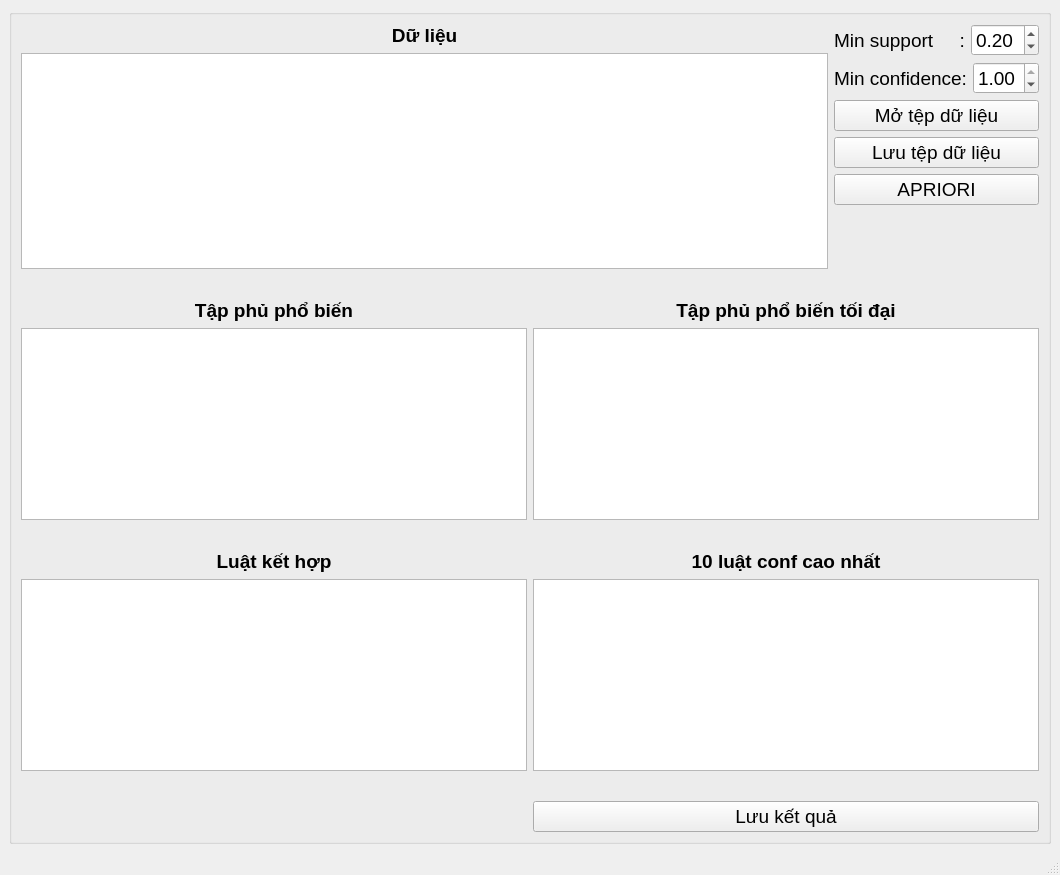
First picture: the form in FindingStrongRulesUsingApriori/GUI.ui, repository NghiLamPhuc/Datamining., before the edit.
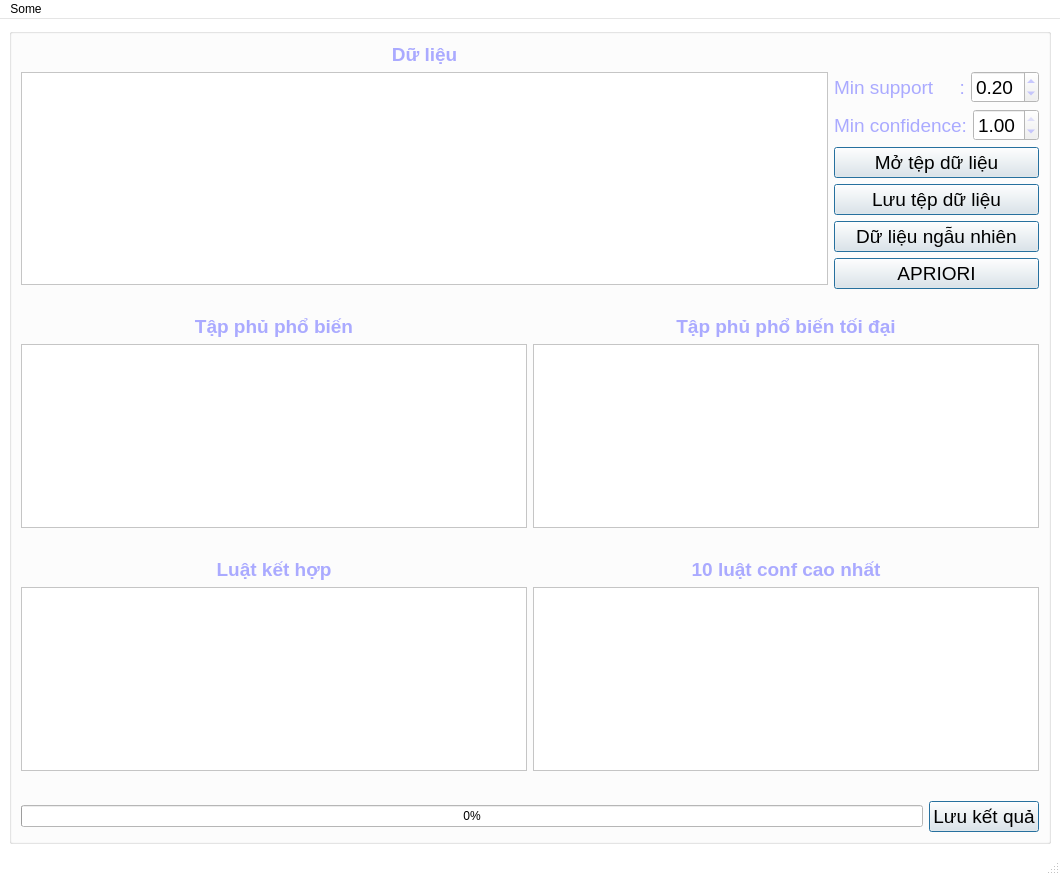
Second picture: the form after the edit.

Commit message: Thêm chút xíu.

```diff
--- a/FindingStrongRulesUsingApriori/GUI.ui
+++ b/FindingStrongRulesUsingApriori/GUI.ui
@@ -10,13 +10,471 @@
     <height>875</height>
    </rect>
   </property>
+  <property name="palette">
+   <palette>
+    <active>
+     <colorrole role="WindowText">
+      <brush brushstyle="SolidPattern">
+       <color alpha="255">
+        <red>170</red>
+        <green>170</green>
+        <blue>255</blue>
+       </color>
+      </brush>
+     </colorrole>
+     <colorrole role="Button">
+      <brush brushstyle="SolidPattern">
+       <color alpha="255">
+        <red>255</red>
+        <green>255</green>
+        <blue>255</blue>
+       </color>
+      </brush>
+     </colorrole>
+     <colorrole role="Light">
+      <brush brushstyle="SolidPattern">
+       <color alpha="255">
+        <red>255</red>
+        <green>255</green>
+        <blue>255</blue>
+       </color>
+      </brush>
+     </colorrole>
+     <colorrole role="Midlight">
+      <brush brushstyle="SolidPattern">
+       <color alpha="255">
+        <red>255</red>
+        <green>255</green>
+        <blue>255</blue>
+       </color>
+      </brush>
+     </colorrole>
+     <colorrole role="Dark">
+      <brush brushstyle="SolidPattern">
+       <color alpha="255">
+        <red>127</red>
+        <green>127</green>
+        <blue>127</blue>
+       </color>
+      </brush>
+     </colorrole>
+     <colorrole role="Mid">
+      <brush brushstyle="SolidPattern">
+       <color alpha="255">
+        <red>170</red>
+        <green>170</green>
+        <blue>170</blue>
+       </color>
+      </brush>
+     </colorrole>
+     <colorrole role="Text">
+      <brush brushstyle="SolidPattern">
+       <color alpha="255">
+        <red>0</red>
+        <green>0</green>
+        <blue>0</blue>
+       </color>
+      </brush>
+     </colorrole>
+     <colorrole role="BrightText">
+      <brush brushstyle="SolidPattern">
+       <color alpha="255">
+        <red>255</red>
+        <green>255</green>
+        <blue>255</blue>
+       </color>
+      </brush>
+     </colorrole>
+     <colorrole role="ButtonText">
+      <brush brushstyle="SolidPattern">
+       <color alpha="255">
+        <red>0</red>
+        <green>0</green>
+        <blue>0</blue>
+       </color>
+      </brush>
+     </colorrole>
+     <colorrole role="Base">
+      <brush brushstyle="SolidPattern">
+       <color alpha="255">
+        <red>255</red>
+        <green>255</green>
+        <blue>255</blue>
+       </color>
+      </brush>
+     </colorrole>
+     <colorrole role="Window">
+      <brush brushstyle="SolidPattern">
+       <color alpha="255">
+        <red>255</red>
+        <green>255</green>
+        <blue>255</blue>
+       </color>
+      </brush>
+     </colorrole>
+     <colorrole role="Shadow">
+      <brush brushstyle="SolidPattern">
+       <color alpha="255">
+        <red>0</red>
+        <green>0</green>
+        <blue>0</blue>
+       </color>
+      </brush>
+     </colorrole>
+     <colorrole role="AlternateBase">
+      <brush brushstyle="SolidPattern">
+       <color alpha="255">
+        <red>255</red>
+        <green>255</green>
+        <blue>255</blue>
+       </color>
+      </brush>
+     </colorrole>
+     <colorrole role="ToolTipBase">
+      <brush brushstyle="SolidPattern">
+       <color alpha="255">
+        <red>255</red>
+        <green>255</green>
+        <blue>220</blue>
+       </color>
+      </brush>
+     </colorrole>
+     <colorrole role="ToolTipText">
+      <brush brushstyle="SolidPattern">
+       <color alpha="255">
+        <red>0</red>
+        <green>0</green>
+        <blue>0</blue>
+       </color>
+      </brush>
+     </colorrole>
+    </active>
+    <inactive>
+     <colorrole role="WindowText">
+      <brush brushstyle="SolidPattern">
+       <color alpha="255">
+        <red>170</red>
+        <green>170</green>
+        <blue>255</blue>
+       </color>
+      </brush>
+     </colorrole>
+     <colorrole role="Button">
+      <brush brushstyle="SolidPattern">
+       <color alpha="255">
+        <red>255</red>
+        <green>255</green>
+        <blue>255</blue>
+       </color>
+      </brush>
+     </colorrole>
+     <colorrole role="Light">
+      <brush brushstyle="SolidPattern">
+       <color alpha="255">
+        <red>255</red>
+        <green>255</green>
+        <blue>255</blue>
+       </color>
+      </brush>
+     </colorrole>
+     <colorrole role="Midlight">
+      <brush brushstyle="SolidPattern">
+       <color alpha="255">
+        <red>255</red>
+        <green>255</green>
+        <blue>255</blue>
+       </color>
+      </brush>
+     </colorrole>
+     <colorrole role="Dark">
+      <brush brushstyle="SolidPattern">
+       <color alpha="255">
+        <red>127</red>
+        <green>127</green>
+        <blue>127</blue>
+       </color>
+      </brush>
+     </colorrole>
+     <colorrole role="Mid">
+      <brush brushstyle="SolidPattern">
+       <color alpha="255">
+        <red>170</red>
+        <green>170</green>
+        <blue>170</blue>
+       </color>
+      </brush>
+     </colorrole>
+     <colorrole role="Text">
+      <brush brushstyle="SolidPattern">
+       <color alpha="255">
+        <red>0</red>
+        <green>0</green>
+        <blue>0</blue>
+       </color>
+      </brush>
+     </colorrole>
+     <colorrole role="BrightText">
+      <brush brushstyle="SolidPattern">
+       <color alpha="255">
+        <red>255</red>
+        <green>255</green>
+        <blue>255</blue>
+       </color>
+      </brush>
+     </colorrole>
+     <colorrole role="ButtonText">
+      <brush brushstyle="SolidPattern">
+       <color alpha="255">
+        <red>0</red>
+        <green>0</green>
+        <blue>0</blue>
+       </color>
+      </brush>
+     </colorrole>
+     <colorrole role="Base">
+      <brush brushstyle="SolidPattern">
+       <color alpha="255">
+        <red>255</red>
+        <green>255</green>
+        <blue>255</blue>
+       </color>
+      </brush>
+     </colorrole>
+     <colorrole role="Window">
+      <brush brushstyle="SolidPattern">
+       <color alpha="255">
+        <red>255</red>
+        <green>255</green>
+        <blue>255</blue>
+       </color>
+      </brush>
+     </colorrole>
+     <colorrole role="Shadow">
+      <brush brushstyle="SolidPattern">
+       <color alpha="255">
+        <red>0</red>
+        <green>0</green>
+        <blue>0</blue>
+       </color>
+      </brush>
+     </colorrole>
+     <colorrole role="AlternateBase">
+      <brush brushstyle="SolidPattern">
+       <color alpha="255">
+        <red>255</red>
+        <green>255</green>
+        <blue>255</blue>
+       </color>
+      </brush>
+     </colorrole>
+     <colorrole role="ToolTipBase">
+      <brush brushstyle="SolidPattern">
+       <color alpha="255">
+        <red>255</red>
+        <green>255</green>
+        <blue>220</blue>
+       </color>
+      </brush>
+     </colorrole>
+     <colorrole role="ToolTipText">
+      <brush brushstyle="SolidPattern">
+       <color alpha="255">
+        <red>0</red>
+        <green>0</green>
+        <blue>0</blue>
+       </color>
+      </brush>
+     </colorrole>
+    </inactive>
+    <disabled>
+     <colorrole role="WindowText">
+      <brush brushstyle="SolidPattern">
+       <color alpha="255">
+        <red>127</red>
+        <green>127</green>
+        <blue>127</blue>
+       </color>
+      </brush>
+     </colorrole>
+     <colorrole role="Button">
+      <brush brushstyle="SolidPattern">
+       <color alpha="255">
+        <red>255</red>
+        <green>255</green>
+        <blue>255</blue>
+       </color>
+      </brush>
+     </colorrole>
+     <colorrole role="Light">
+      <brush brushstyle="SolidPattern">
+       <color alpha="255">
+        <red>255</red>
+        <green>255</green>
+        <blue>255</blue>
+       </color>
+      </brush>
+     </colorrole>
+     <colorrole role="Midlight">
+      <brush brushstyle="SolidPattern">
+       <color alpha="255">
+        <red>255</red>
+        <green>255</green>
+        <blue>255</blue>
+       </color>
+      </brush>
+     </colorrole>
+     <colorrole role="Dark">
+      <brush brushstyle="SolidPattern">
+       <color alpha="255">
+        <red>127</red>
+        <green>127</green>
+        <blue>127</blue>
+       </color>
+      </brush>
+     </colorrole>
+     <colorrole role="Mid">
+      <brush brushstyle="SolidPattern">
+       <color alpha="255">
+        <red>170</red>
+        <green>170</green>
+        <blue>170</blue>
+       </color>
+      </brush>
+     </colorrole>
+     <colorrole role="Text">
+      <brush brushstyle="SolidPattern">
+       <color alpha="255">
+        <red>127</red>
+        <green>127</green>
+        <blue>127</blue>
+       </color>
+      </brush>
+     </colorrole>
+     <colorrole role="BrightText">
+      <brush brushstyle="SolidPattern">
+       <color alpha="255">
+        <red>255</red>
+        <green>255</green>
+        <blue>255</blue>
+       </color>
+      </brush>
+     </colorrole>
+     <colorrole role="ButtonText">
+      <brush brushstyle="SolidPattern">
+       <color alpha="255">
+        <red>127</red>
+        <green>127</green>
+        <blue>127</blue>
+       </color>
+      </brush>
+     </colorrole>
+     <colorrole role="Base">
+      <brush brushstyle="SolidPattern">
+       <color alpha="255">
+        <red>255</red>
+        <green>255</green>
+        <blue>255</blue>
+       </color>
+      </brush>
+     </colorrole>
+     <colorrole role="Window">
+      <brush brushstyle="SolidPattern">
+       <color alpha="255">
+        <red>255</red>
+        <green>255</green>
+        <blue>255</blue>
+       </color>
+      </brush>
+     </colorrole>
+     <colorrole role="Shadow">
+      <brush brushstyle="SolidPattern">
+       <color alpha="255">
+        <red>0</red>
+        <green>0</green>
+        <blue>0</blue>
+       </color>
+      </brush>
+     </colorrole>
+     <colorrole role="AlternateBase">
+      <brush brushstyle="SolidPattern">
+       <color alpha="255">
+        <red>255</red>
+        <green>255</green>
+        <blue>255</blue>
+       </color>
+      </brush>
+     </colorrole>
+     <colorrole role="ToolTipBase">
+      <brush brushstyle="SolidPattern">
+       <color alpha="255">
+        <red>255</red>
+        <green>255</green>
+        <blue>220</blue>
+       </color>
+      </brush>
+     </colorrole>
+     <colorrole role="ToolTipText">
+      <brush brushstyle="SolidPattern">
+       <color alpha="255">
+        <red>0</red>
+        <green>0</green>
+        <blue>0</blue>
+       </color>
+      </brush>
+     </colorrole>
+    </disabled>
+   </palette>
+  </property>
   <property name="windowTitle">
-   <string>MainWindow</string>
+   <string>KHAI PHÁ LUẬT KẾT HỢP BẰNG APRIORI</string>
+  </property>
+  <property name="toolButtonStyle">
+   <enum>Qt::ToolButtonIconOnly</enum>
+  </property>
+  <property name="tabShape">
+   <enum>QTabWidget::Triangular</enum>
   </property>
   <widget class="QWidget" name="centralwidget">
    <layout class="QGridLayout" name="gridLayout">
     <item row="0" column="1" rowspan="2">
      <widget class="QGroupBox" name="groupBox">
+      <property name="palette">
+       <palette>
+        <active>
+         <colorrole role="Button">
+          <brush brushstyle="SolidPattern">
+           <color alpha="255">
+            <red>170</red>
+            <green>170</green>
+            <blue>255</blue>
+           </color>
+          </brush>
+         </colorrole>
+        </active>
+        <inactive>
+         <colorrole role="Button">
+          <brush brushstyle="SolidPattern">
+           <color alpha="255">
+            <red>240</red>
+            <green>240</green>
+            <blue>240</blue>
+           </color>
+          </brush>
+         </colorrole>
+        </inactive>
+        <disabled>
+         <colorrole role="Button">
+          <brush brushstyle="SolidPattern">
+           <color alpha="255">
+            <red>240</red>
+            <green>240</green>
+            <blue>240</blue>
+           </color>
+          </brush>
+         </colorrole>
+        </disabled>
+       </palette>
+      </property>
       <property name="title">
        <string/>
       </property>
@@ -77,6 +535,18 @@
          </item>
          <item>
           <layout class="QVBoxLayout" name="verticalLayout">
+           <item>
+            <widget class="QLabel" name="labelLogo">
+             <property name="font">
+              <font>
+               <pointsize>14</pointsize>
+              </font>
+             </property>
+             <property name="text">
+              <string/>
+             </property>
+            </widget>
+           </item>
            <item>
             <layout class="QHBoxLayout" name="horizontalLayout">
              <item>
@@ -160,6 +630,12 @@
                <property name="text">
                 <string>Mở tệp dữ liệu</string>
                </property>
+               <property name="default">
+                <bool>true</bool>
+               </property>
+               <property name="flat">
+                <bool>false</bool>
+               </property>
               </widget>
              </item>
              <item>
@@ -175,6 +651,30 @@
                <property name="text">
                 <string>Lưu tệp dữ liệu</string>
                </property>
+               <property name="default">
+                <bool>true</bool>
+               </property>
+               <property name="flat">
+                <bool>false</bool>
+               </property>
+              </widget>
+             </item>
+             <item>
+              <widget class="QPushButton" name="btnGenerateData">
+               <property name="font">
+                <font>
+                 <pointsize>14</pointsize>
+                </font>
+               </property>
+               <property name="text">
+                <string>Dữ liệu ngẫu nhiên</string>
+               </property>
+               <property name="default">
+                <bool>true</bool>
+               </property>
+               <property name="flat">
+                <bool>false</bool>
+               </property>
               </widget>
              </item>
              <item>
@@ -187,6 +687,12 @@
                <property name="text">
                 <string>APRIORI</string>
                </property>
+               <property name="default">
+                <bool>true</bool>
+               </property>
+               <property name="flat">
+                <bool>false</bool>
+               </property>
               </widget>
              </item>
              <item>
@@ -416,18 +922,9 @@
        <item row="2" column="0">
         <layout class="QHBoxLayout" name="horizontalLayout_4">
          <item>
-          <widget class="QLabel" name="labelLog">
-           <property name="font">
-            <font>
-             <pointsize>12</pointsize>
-             <italic>true</italic>
-            </font>
-           </property>
-           <property name="text">
-            <string/>
-           </property>
-           <property name="alignment">
-            <set>Qt::AlignRight|Qt::AlignTrailing|Qt::AlignVCenter</set>
+          <widget class="QProgressBar" name="progressBar">
+           <property name="value">
+            <number>0</number>
            </property>
           </widget>
          </item>
@@ -441,6 +938,12 @@
            <property name="text">
             <string>Lưu kết quả</string>
            </property>
+           <property name="default">
+            <bool>true</bool>
+           </property>
+           <property name="flat">
+            <bool>false</bool>
+           </property>
           </widget>
          </item>
         </layout>
@@ -459,6 +962,13 @@
      <height>21</height>
     </rect>
    </property>
+   <widget class="QMenu" name="menuWhat_is_Apriori">
+    <property name="title">
+     <string>Some</string>
+    </property>
+    <addaction name="actionWhat_is_Apriori"/>
+   </widget>
+   <addaction name="menuWhat_is_Apriori"/>
   </widget>
   <widget class="QStatusBar" name="statusbar"/>
  </widget>
```
Left out of the diff: 7 changed lines with no effect on the pictures. The commit also changes 2 other files.
